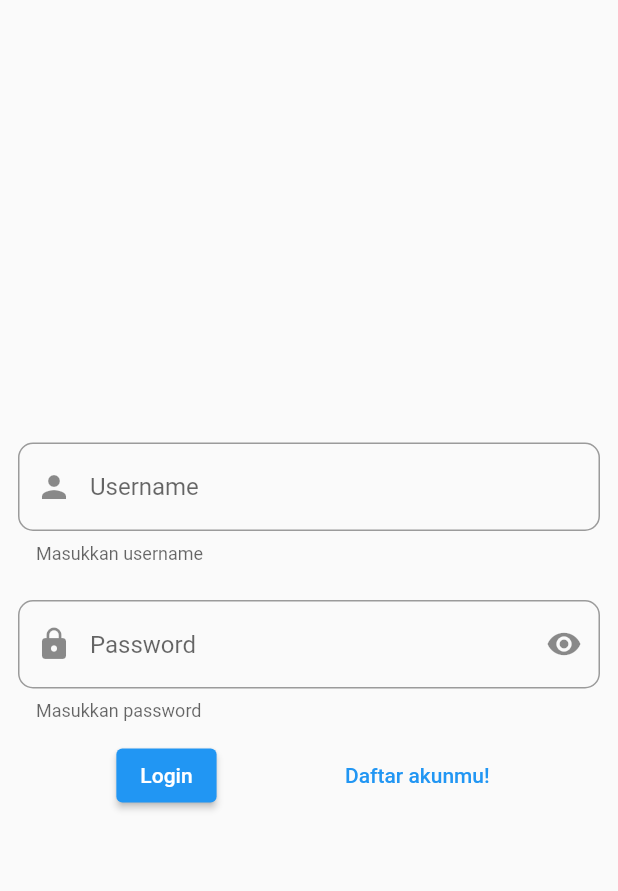
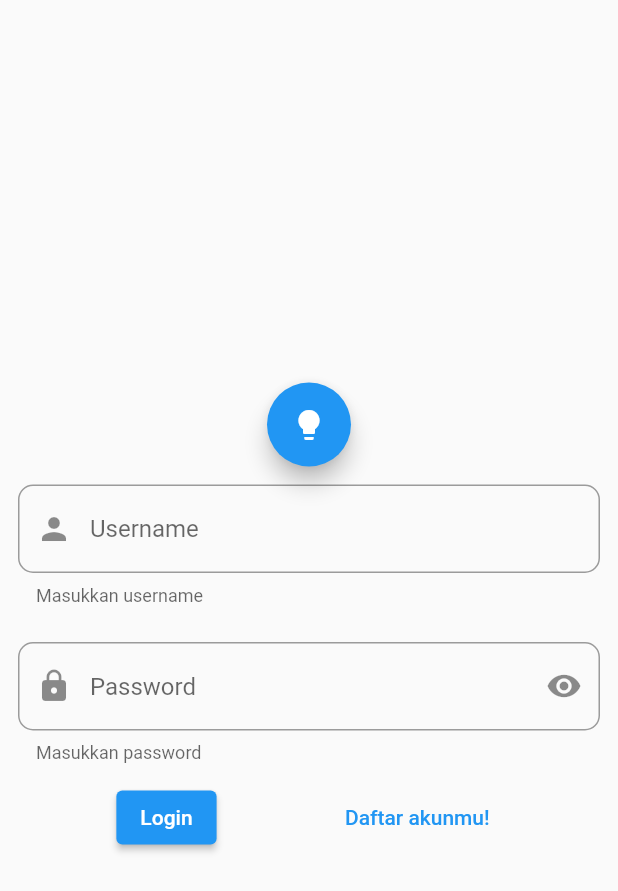
Before and after one commit to JoyB00/TriaNews_Mobile_Application, a Flutter app: the screen it shows after launch, on a phone screen of 412 x 824 dp. Shown: the top 891 px of the screen. Run offline on Flutter 3.47's test engine with Material 2 defaults, Android fonts, the phone set to English and light mode, and no system bars; our stand-ins replace adaptive_theme.

Commit message:
login dark light

```diff
--- a/lib/View/login.dart
+++ b/lib/View/login.dart
@@ -1,6 +1,7 @@
 import 'package:flutter/material.dart';
 import 'package:news_pbp/component/form_component.dart';
 import 'package:news_pbp/main.dart';
+import 'package:adaptive_theme/adaptive_theme.dart';
 
 class LoginView extends StatefulWidget {
   final Map? data;
@@ -35,6 +36,10 @@ class _LoginViewState extends State <LoginView> {
           child: Column(
             mainAxisAlignment: MainAxisAlignment.center,
             children: [
+              //change theme
+              FloatingActionButton(onPressed: () {
+                AdaptiveTheme.of(context).toggleThemeMode();
+              }, child: const Icon(Icons.lightbulb),),
               Padding(
                 padding: const EdgeInsets.all(12.0),
                 child: TextField(
--- a/lib/main.dart
+++ b/lib/main.dart
@@ -1,16 +1,24 @@
 import 'package:flutter/material.dart';
 import 'package:news_pbp/View/login.dart';
+import 'package:adaptive_theme/adaptive_theme.dart';
 void main() {
   runApp(const MainApp());
 }
 
 class MainApp extends StatelessWidget {
   const MainApp({super.key});
-
   @override
   Widget build(BuildContext context) {
-    return const MaterialApp(
-      home: LoginView(),
+    return AdaptiveTheme(
+      light: ThemeData.light(),
+      dark: ThemeData.dark(),
+      //debugShowFloatingThemeButton: true, // <------ add this line
+      initial: AdaptiveThemeMode.light,
+      builder: (theme, darkTheme) => MaterialApp(
+        theme: theme,
+        darkTheme: darkTheme,
+        home: LoginView(),
+      ),
     );
   }
 }
--- a/pubspec.yaml
+++ b/pubspec.yaml
@@ -7,8 +7,10 @@ environment:
   sdk: '>=3.1.0 <4.0.0'
 
 dependencies:
+  adaptive_theme: ^3.4.0
   flutter:
     sdk: flutter
+
 
 dev_dependencies:
   flutter_test:
```
Also changed, not shown: pubspec.lock, 1 other file.
